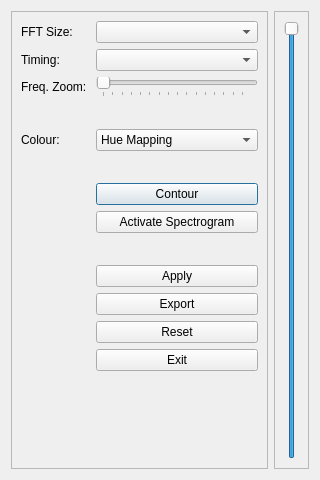
This is src/ui/spectrodialog.ui in GekkoFyre/small-world-deluxe as Qt 5 draws it before an edit. The edited form follows.
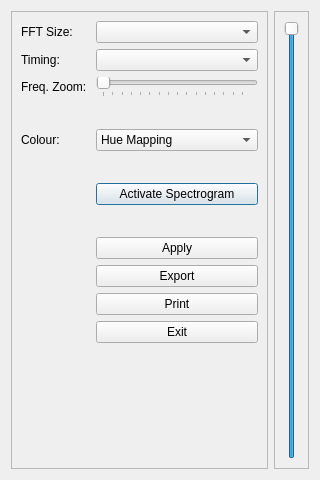
This is the edited form.

Diff of the .ui file:
```diff
--- a/src/ui/spectrodialog.ui
+++ b/src/ui/spectrodialog.ui
@@ -172,26 +172,6 @@
        </spacer>
       </item>
       <item row="6" column="0">
-       <spacer name="horizontalSpacer_8">
-        <property name="orientation">
-         <enum>Qt::Horizontal</enum>
-        </property>
-        <property name="sizeHint" stdset="0">
-         <size>
-          <width>40</width>
-          <height>20</height>
-         </size>
-        </property>
-       </spacer>
-      </item>
-      <item row="6" column="1">
-       <widget class="QPushButton" name="pushButton_contour">
-        <property name="text">
-         <string>Contour</string>
-        </property>
-       </widget>
-      </item>
-      <item row="7" column="0">
        <spacer name="horizontalSpacer_11">
         <property name="orientation">
          <enum>Qt::Horizontal</enum>
@@ -204,7 +184,7 @@
         </property>
        </spacer>
       </item>
-      <item row="7" column="1">
+      <item row="6" column="1">
        <widget class="QPushButton" name="pushButton_activate_spectro">
         <property name="toolTip">
          <string>(De)activate the spectrogram / waterfall as needed.</string>
@@ -214,7 +194,7 @@
         </property>
        </widget>
       </item>
-      <item row="8" column="0">
+      <item row="7" column="0">
        <spacer name="horizontalSpacer_3">
         <property name="orientation">
          <enum>Qt::Horizontal</enum>
@@ -227,7 +207,7 @@
         </property>
        </spacer>
       </item>
-      <item row="8" column="1">
+      <item row="7" column="1">
        <spacer name="horizontalSpacer_4">
         <property name="orientation">
          <enum>Qt::Horizontal</enum>
@@ -240,7 +220,7 @@
         </property>
        </spacer>
       </item>
-      <item row="9" column="0">
+      <item row="8" column="0">
        <spacer name="horizontalSpacer_5">
         <property name="orientation">
          <enum>Qt::Horizontal</enum>
@@ -253,7 +233,7 @@
         </property>
        </spacer>
       </item>
-      <item row="9" column="1">
+      <item row="8" column="1">
        <widget class="QPushButton" name="pushButton_apply">
         <property name="toolTip">
          <string>Apply the current state of your settings.</string>
@@ -263,7 +243,7 @@
         </property>
        </widget>
       </item>
-      <item row="10" column="0">
+      <item row="9" column="0">
        <spacer name="horizontalSpacer_12">
         <property name="orientation">
          <enum>Qt::Horizontal</enum>
@@ -276,7 +256,7 @@
         </property>
        </spacer>
       </item>
-      <item row="10" column="1">
+      <item row="9" column="1">
        <widget class="QPushButton" name="pushButton_export_graph">
         <property name="toolTip">
          <string>Export the spectrograph / waterfall and its internal data.</string>
@@ -289,30 +269,27 @@
         </property>
        </widget>
       </item>
+      <item row="10" column="0">
+       <spacer name="horizontalSpacer_8">
+        <property name="orientation">
+         <enum>Qt::Horizontal</enum>
+        </property>
+        <property name="sizeHint" stdset="0">
+         <size>
+          <width>40</width>
+          <height>20</height>
+         </size>
+        </property>
+       </spacer>
+      </item>
+      <item row="10" column="1">
+       <widget class="QPushButton" name="pushButton_print_graph">
+        <property name="text">
+         <string>Print</string>
+        </property>
+       </widget>
+      </item>
       <item row="11" column="0">
-       <spacer name="horizontalSpacer_6">
-        <property name="orientation">
-         <enum>Qt::Horizontal</enum>
-        </property>
-        <property name="sizeHint" stdset="0">
-         <size>
-          <width>40</width>
-          <height>20</height>
-         </size>
-        </property>
-       </spacer>
-      </item>
-      <item row="11" column="1">
-       <widget class="QPushButton" name="pushButton_reset">
-        <property name="toolTip">
-         <string>Reset the controls and settings back to their default state.</string>
-        </property>
-        <property name="text">
-         <string>Reset</string>
-        </property>
-       </widget>
-      </item>
-      <item row="12" column="0">
        <spacer name="horizontalSpacer_7">
         <property name="orientation">
          <enum>Qt::Horizontal</enum>
@@ -325,7 +302,7 @@
         </property>
        </spacer>
       </item>
-      <item row="12" column="1">
+      <item row="11" column="1">
        <widget class="QPushButton" name="pushButton_exit">
         <property name="toolTip">
          <string>Exit just this dialog window.</string>
```
